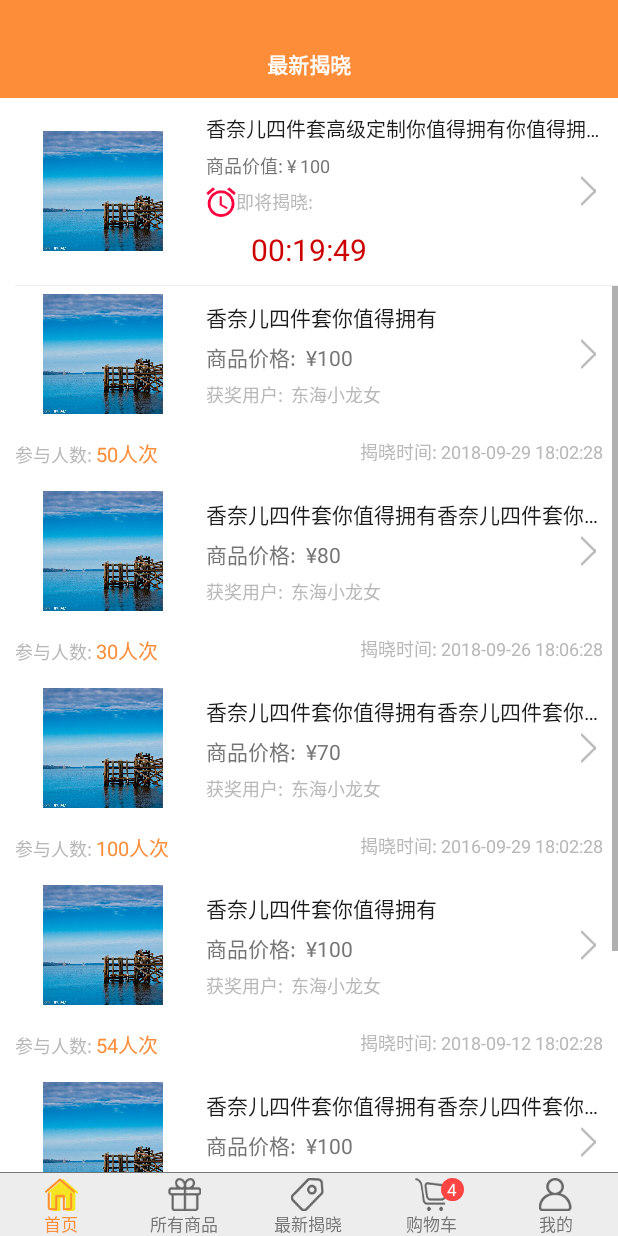
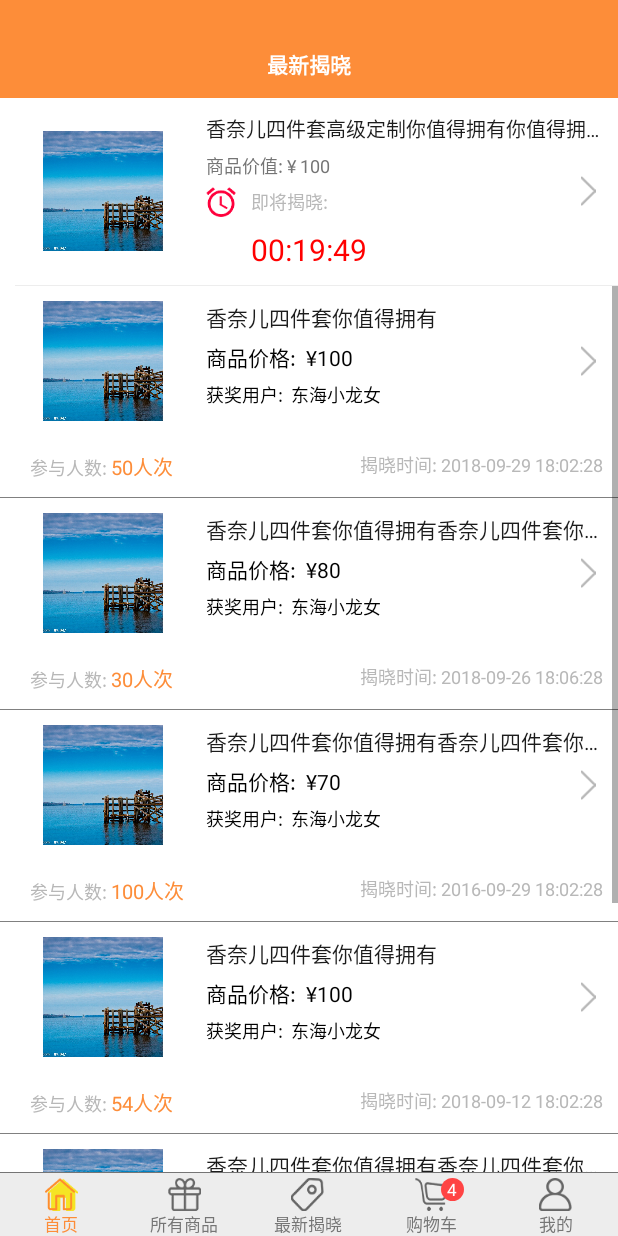
Before and after one commit to Ryxz/zhongbao, an Android app: the fragment LatestFragment placed in its activity, on a phone screen of 412 x 824 dp. Run offline under Robolectric (Android 15) with nearby library versions, the phone set to English and light mode, and no system bars.

Commit message:
修改jpg

```diff
--- a/app/src/main/java/com/zhongbao/zhongbao/fragment/HomeFragment.java
+++ b/app/src/main/java/com/zhongbao/zhongbao/fragment/HomeFragment.java
@@ -165,7 +165,8 @@ public class HomeFragment extends Fragment implements View.OnClickListener {
 
         list.add(bean);
         list.add(bean1);
-
+        list.add(bean1);
+        list.add(bean);
         return list;
     }
 
--- a/app/src/main/java/com/zhongbao/zhongbao/fragment/HomeProgressFragment.java
+++ b/app/src/main/java/com/zhongbao/zhongbao/fragment/HomeProgressFragment.java
@@ -80,9 +80,7 @@ public class HomeProgressFragment extends Fragment {
     }
 
     private List<HomePrograssBean> getList() {
-        if (list != null) {
-            list.clear();
-        }
+        list.clear();
         HomePrograssBean bean = new HomePrograssBean();
         bean.setName("香奈儿四件套高级定制");
         bean.setJindu("60");
--- a/app/src/main/res/layout/activity_xiangou.xml
+++ b/app/src/main/res/layout/activity_xiangou.xml
@@ -18,8 +18,8 @@
             <ImageView
                 android:layout_marginLeft="10dp"
                 android:layout_centerVertical="true"
-                android:layout_width="wrap_content"
-                android:layout_height="wrap_content"
+                android:layout_width="20dp"
+                android:layout_height="20dp"
                 android:src="@mipmap/arrow_left"/>
         </RelativeLayout>
 
--- a/app/src/main/res/layout/adapter_latest.xml
+++ b/app/src/main/res/layout/adapter_latest.xml
@@ -3,7 +3,7 @@
     xmlns:android="http://schemas.android.com/apk/res/android"
     android:layout_width="match_parent"
     android:orientation="vertical"
-    android:layout_height="match_parent"
+    android:layout_height="wrap_content"
     android:background="@android:color/white">
 
     <LinearLayout
@@ -17,6 +17,8 @@
             android:layout_height="match_parent">
 
             <ImageView
+                android:layout_marginTop="10dp"
+                android:layout_marginBottom="10dp"
                 android:layout_centerInParent="true"
                 android:layout_width="80dp"
                 android:layout_height="80dp"
@@ -47,7 +49,7 @@
                 android:layout_below="@id/goods_name"
                 android:layout_width="wrap_content"
                 android:layout_height="wrap_content"
-                android:textColor="@color/text_dray"
+                android:textColor="@color/black"
                 android:text="商品价值: ¥ 100"/>
 
             <LinearLayout
@@ -64,13 +66,13 @@
                     android:layout_gravity="center_vertical"
                     android:layout_width="wrap_content"
                     android:layout_height="wrap_content"
-                    android:textColor="@color/text_hint_color"
+                    android:textColor="@color/black"
                     android:text="获奖用户:"/>
                 <TextView
                     android:textSize="12sp"
                     android:layout_marginLeft="5dp"
                     android:layout_gravity="center"
-                    android:textColor="@color/text_hint_color"
+                    android:textColor="@color/black"
                     android:layout_width="wrap_content"
                     android:layout_height="wrap_content"
                     android:text="东海小龙女"/>
@@ -90,12 +92,13 @@
     </LinearLayout>
 
     <RelativeLayout
+        android:layout_marginBottom="10dp"
         android:layout_width="match_parent"
         android:layout_height="wrap_content"
         android:layout_marginTop="10dp">
 
         <LinearLayout
-            android:layout_marginLeft="10dp"
+            android:layout_marginLeft="20dp"
             android:layout_width="wrap_content"
             android:layout_height="wrap_content"
             android:orientation="horizontal">
@@ -129,7 +132,8 @@
 
     <View
         android:layout_width="match_parent"
-        android:layout_height="10dp"
-        android:background="@android:color/white"/>
+        android:layout_height="1px"
+        android:layout_marginBottom="1px"
+        android:background="@color/grey"/>
 
 </LinearLayout>
--- a/app/src/main/res/layout/fragment_home.xml
+++ b/app/src/main/res/layout/fragment_home.xml
@@ -114,7 +114,7 @@
 
                     <LinearLayout
                         android:layout_width="match_parent"
-                        android:layout_height="90dp"
+                        android:layout_height="80dp"
                         android:background="@mipmap/home_bg"
                         android:layout_alignParentBottom="true"
                         android:orientation="horizontal">
--- a/app/src/main/res/layout/fragment_lateast.xml
+++ b/app/src/main/res/layout/fragment_lateast.xml
@@ -86,6 +86,7 @@
                     android:src="@mipmap/click"/>
 
                 <TextView
+                    android:layout_marginLeft="10dp"
                     android:layout_width="wrap_content"
                     android:layout_height="wrap_content"
                     android:layout_alignBottom="@+id/imageView"
@@ -107,7 +108,7 @@
                 android:text="00:19:49"
                 android:layout_marginBottom="10dp"
                 android:textSize="20sp"
-                android:textColor="@android:color/holo_red_dark"/>
+                android:textColor="@color/red"/>
 
             <ImageView
                 android:layout_alignParentRight="true"
```
Also changed, not shown: app/src/main/res/layout/activity_xinpin.xml (+5 -5 lines).
